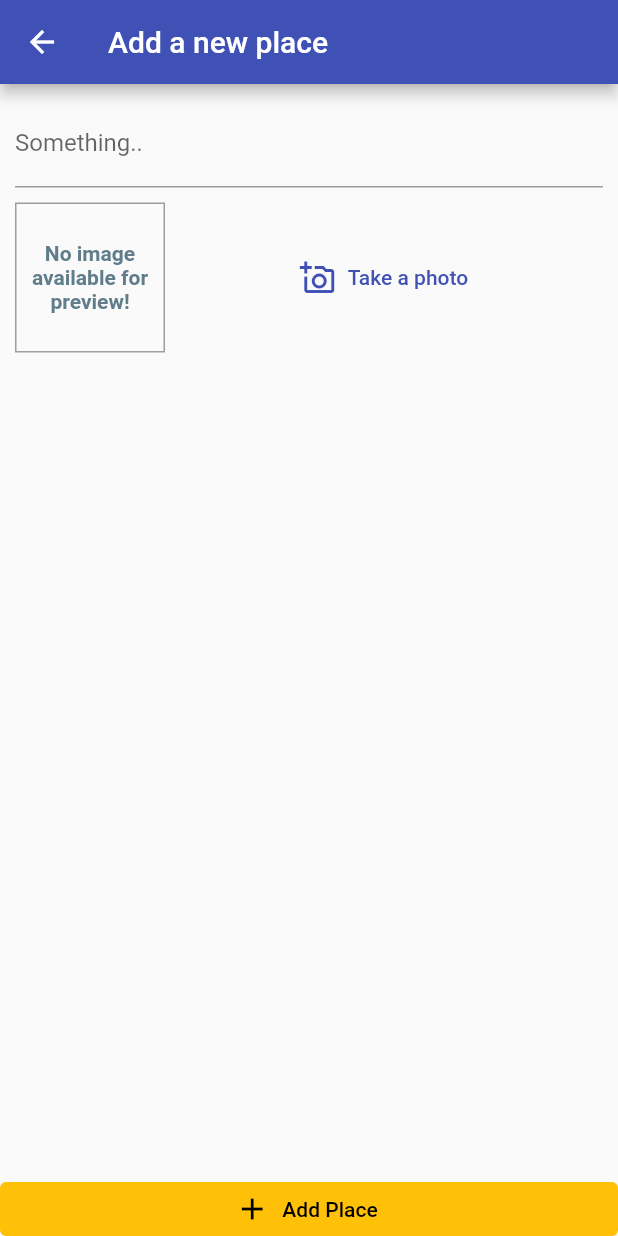
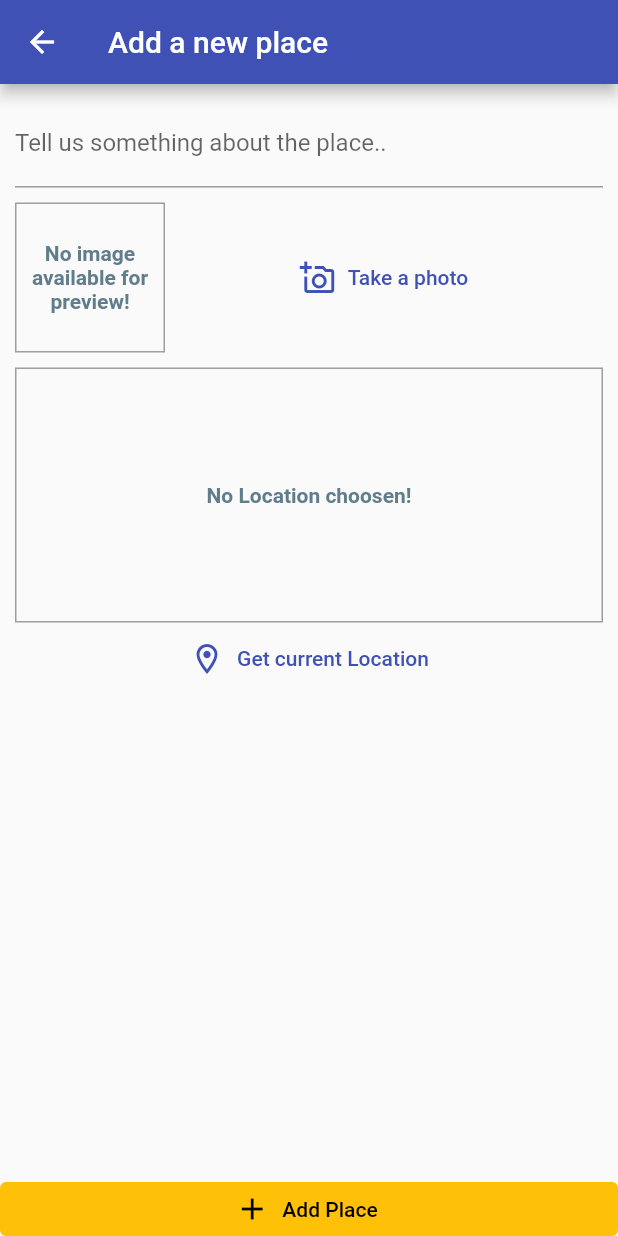
Before and after one commit to ajitrchv/trailblazer-app, a Flutter app: the screen it shows after launch, after a tap on the "add box" icon, on a phone screen of 412 x 824 dp. Run offline on Flutter 3.47's test engine with Material 2 defaults, Android fonts, the phone set to English and light mode, and no system bars; our stand-ins replace image_picker, location, sqflite; accounts and stored records are empty.

Commit message:
Made app to fetch and store lat long, also made it resolve address without using google cloud api. APIs used: MapBox, LocationIQ

```diff
--- a/lib/helpers/db_helper.dart
+++ b/lib/helpers/db_helper.dart
@@ -1,24 +1,30 @@
-import 'dart:ui';
-
-import 'package:flutter/material.dart';
 import 'package:sqflite/sqflite.dart' as sql;
 import 'package:path/path.dart' as path;
+import 'package:sqflite/sqlite_api.dart';
 
 class DBHelper {
-  static Future<void> insert(String table, Map<String, Object> data) async {
-    final dbpath = await sql.getDatabasesPath();
-    final sqldb = await sql.openDatabase(
-      path.join(dbpath, 'places.db'),
-      onCreate: (db, version) {
-        db.execute(
-            'CREATE TAABLE user_places(id TEXT PRIMARY KEY, title TEXT, image TEXT)');
-      },
-      version: 1,
+  static Future<Database> database() async {
+    final dbPath = await sql.getDatabasesPath();
+    return sql.openDatabase(path.join(dbPath, 'places.db'),
+        onCreate: (db, version) {
+      return db.execute(
+          'CREATE TABLE user_places(id TEXT PRIMARY KEY, title TEXT, image TEXT, loc_lat REAL, loc_lan REAL, address TEXT)');
+    }, version: 1);
+  }
+
+  static Future<void> insert(String table, Map<String, dynamic> data) async {
+    final db = await DBHelper.database();
+    db.insert(
+      table,
+      data,
+      conflictAlgorithm: ConflictAlgorithm.replace,
     );
-    await sqldb.insert(
-    table,
-    data,
-    conflictAlgorithm: sql.ConflictAlgorithm.replace
-    );
+    //print("Insertion Succesful!");
+    }
+
+  static Future<List<Map<String, dynamic>>> getData(String table) async {
+    final db = await DBHelper.database();
+    //print("Fetching Succesful!");
+    return db.query(table);
   }
 }
--- /dev/null
+++ b/lib/helpers/location_helper.dart
@@ -0,0 +1,19 @@
+import 'package:http/http.dart' as http;
+import 'dart:convert';
+const MAPBOX_API_KEY = 'pk.eyJ1IjoiYWppdHJjaHYiLCJhIjoiY2t2N3VveGY5MXB2MzJ0bzA1eTVrZ3c2byJ9.7gg20W4bg0_wzZdFfWUmbg';
+const MAPBOX_API_KEY_II = 'pk.eyJ1IjoiYWppdHJjaHYiLCJhIjoiY2t2N3V2Y2dmMGZ3bjJwbWdhYTU3b2J2byJ9.LzpoqpQL5p0ghDUBfldgJQ';
+const MAPQUEST_API ='VzGsbBTzA1mnjOdx7qNHBLzEF3AXkYjU';
+
+class LocationHelper {
+  static String generateLocationPreviewImage({required double? latitude,required double? longitude}) {
+    return 'https://api.mapbox.com/styles/v1/mapbox/streets-v11/static/pin-l($longitude,$latitude)/$longitude,$latitude,14.25,0,0/600x300?access_token=$MAPBOX_API_KEY_II';
+  }
+
+  static Future<String> getPlaceAddress(double? lat, double? lng)  async{
+    final urll = Uri.parse('https://us1.locationiq.com/v1/reverse.php?key=pk.c7c1c0f6b7358053b11d7e55a0be1538&lat=$lat&lon=$lng&format=json');
+    final response =  await http.get(urll);
+    print(json.decode(response.body));
+    return json.decode(response.body)['display_name'];
+
+  }
+}
--- a/lib/models/place.dart
+++ b/lib/models/place.dart
@@ -1,15 +1,21 @@
 
 import 'package:flutter/material.dart';
 import 'dart:io';
+import 'package:meta/meta.dart';
 
 class PlaceLocation{
-  final double latitude;
-  final double longiitude;
-  final String adress;
+  final double? latitude;
+  final double? longitude;
+  var address;
 
-  PlaceLocation(this.adress, {
-    required this.latitude,
-    required this.longiitude,
+  // PlaceLocation({
+  //   required this.latitude,
+  //   required this.longitude,
+  // });
+  PlaceLocation({
+    @required this.latitude,
+    @required this.longitude,
+    this.address,
   });
 }
 
--- a/lib/provider/great_places.dart
+++ b/lib/provider/great_places.dart
@@ -1,30 +1,61 @@
-import 'package:flutter/material.dart';
-import 'package:image_picker/image_picker.dart';
+import 'dart:io';
+
+import 'package:flutter/foundation.dart';
+
 import '../models/place.dart';
-import 'dart:io';
 import '../helpers/db_helper.dart';
+import '../helpers/location_helper.dart';
 
-class GreatPlaces with ChangeNotifier{
+class GreatPlaces with ChangeNotifier {
+  List<Place> _items = [];
 
-  List<Place> _items=[];
-  List<Place> get items{
-    return[..._items];
+  List<Place> get items {
+    return [..._items];
   }
 
+  Future<void> addPlace(
+    String pickedTitle,
+    File pickedImage,
+    PlaceLocation pickedLocation,
+  ) async{
+    final addresshere = await LocationHelper.getPlaceAddress(pickedLocation.latitude, pickedLocation.longitude);
+    final updatedLocation = PlaceLocation(
+      latitude:pickedLocation.latitude,
+      longitude: pickedLocation.longitude,
+      address: addresshere);
 
-  void addplace(String pickedTitle, File image, ){
-    final newPlace = Place(id: DateTime.now().toIso8601String(),
-    image: image,
+    final newPlace = Place(
+      id: DateTime.now().toString(),
+      image: pickedImage,
       title: pickedTitle,
-    location: null,
+      location: updatedLocation,
     );
     _items.add(newPlace);
     notifyListeners();
-  DBHelper.insert('places', {
+    DBHelper.insert('user_places', {
       'id': newPlace.id,
       'title': newPlace.title,
       'image': newPlace.image.path,
+      'loc_lat': newPlace.location!.latitude,
+      'loc_lan': newPlace.location!.longitude,
+      'address': newPlace.location!.address,
 
     });
   }
+
+  Future<void> fetchAndSetPlaces() async {
+    final dataList = await DBHelper.getData('user_places');
+    _items = dataList
+        .map(
+          (item) => Place(
+                id: item['id'],
+                title: item['title'],
+                image: File(item['image']),
+                location: PlaceLocation(latitude: item['loc_lat'],
+                longitude: item['loc_lan'],address: item['address'],),
+              ),
+        )
+        .toList();
+    notifyListeners();
   }
+}
--- a/lib/screens/add_place_screen.dart
+++ b/lib/screens/add_place_screen.dart
@@ -1,8 +1,10 @@
 import 'package:flutter/material.dart';
+import '../models/place.dart';
 import '../widgets/image_inputs.dart';
 import 'dart:io';
 import 'package:provider/provider.dart';
 import '../provider/great_places.dart';
+import '../widgets/location_input.dart';
 
 class AddPlace extends StatefulWidget {
   static const routeName = '/AddPlace';
@@ -15,19 +17,25 @@ class AddPlace extends StatefulWidget {
 class _AddPlaceState extends State<AddPlace> {
   final _titleController = TextEditingController();
   late File _pickedImage;
+  late PlaceLocation _pickedLocation;
 
   void _selectImage(File pickedImage){
     _pickedImage = pickedImage;
   }
 
+  void _selectPlace(double lat, double lng){
+      _pickedLocation = PlaceLocation(latitude: lat, longitude: lng,);
+  }
+
   void _savePlace() {
-    if(_titleController.text.isEmpty || _pickedImage == null)
+    if(_titleController.text.isEmpty || _pickedImage == null || _pickedLocation == null)
     {
       return;
     }
-    Provider.of<GreatPlaces>(context, listen: false).addplace(
+    Provider.of<GreatPlaces>(context, listen: false).addPlace(
       _titleController.text,
-      _pickedImage
+      _pickedImage,
+      _pickedLocation,
       );
       Navigator.of(context).pop();
   }
@@ -52,11 +60,14 @@ class _AddPlaceState extends State<AddPlace> {
                   child: Column(
                     children: [
                       TextField(
-                        decoration: InputDecoration(label: Text('Something..')),
+                        decoration: const InputDecoration(label: Text('Tell us something about the place..')),
                         controller: _titleController,
                       ),
                       const SizedBox(height: 10,),
                        ImageInput(_selectImage),
+                      const SizedBox(height:10),
+                      LocationInput(_selectPlace),
+                      //LocationInput(),
                       ],
                   ),
                 ),
--- a/lib/screens/places_list_screen.dart
+++ b/lib/screens/places_list_screen.dart
@@ -10,7 +10,7 @@ class PlacesListScreen extends StatelessWidget {
   Widget build(BuildContext context) {
     return Scaffold(
         appBar: AppBar(
-          title: Text("Your Places"),
+          title: const Text("Your Places"),
           actions: [
             IconButton(
               onPressed: () {
@@ -20,7 +20,11 @@ class PlacesListScreen extends StatelessWidget {
             ),
           ],
         ),
-        body: Consumer<GreatPlaces>(
+        body: FutureBuilder(
+          future: Provider.of<GreatPlaces>(context, listen: false).fetchAndSetPlaces(),
+          builder: (ctx, snapshot) =>
+          snapshot.connectionState == ConnectionState.waiting ? const Center(child: CircularProgressIndicator()) :
+          Consumer<GreatPlaces>(
             child: const Center(child: Text('Got No Places Yet!', style: TextStyle(fontWeight: FontWeight.bold, fontSize: 20, color: Colors.indigo),)),
             builder: (ctx, greatPlaces, ch) => (greatPlaces.items.isEmpty
                 ? ch!
@@ -31,9 +35,11 @@ class PlacesListScreen extends StatelessWidget {
                         backgroundImage: FileImage(greatPlaces.items[i].image),
                       ),
                       title: Text(greatPlaces.items[i].title),
+                      subtitle: Text(greatPlaces.items[i].location!.address),
                       onTap: () {},
                     ),
                   )),
+          ),
         ));
   }
 }
--- /dev/null
+++ b/lib/widgets/location_input.dart
@@ -0,0 +1,99 @@
+import 'package:location/location.dart';
+import 'package:flutter/material.dart';
+import '../helpers/location_helper.dart';
+
+class LocationInput extends StatefulWidget {
+  final Function locsel;
+  //const LocationInput({Key? key}) : super(key: key);
+  LocationInput(this.locsel);
+  @override
+  _LocationInputState createState() => _LocationInputState();
+}
+
+class _LocationInputState extends State<LocationInput> {
+
+
+  String _previewImageUrl = '';
+
+    Future<void> _getCurrentLocation() async {
+        Location location = new Location();
+
+        bool _serviceEnabled;
+        PermissionStatus _permissionGranted;
+        LocationData _locData;
+
+        _serviceEnabled = await location.serviceEnabled();
+        if (!_serviceEnabled) {
+          _serviceEnabled = await location.requestService();
+          if (!_serviceEnabled) {
+            return;
+          }
+        } //checks whether location service is enabled ondevice,
+        //if not it requests the user to enable it and returns if not enabled
+
+        _permissionGranted = await location.hasPermission();
+        if (_permissionGranted == PermissionStatus.denied) {
+          _permissionGranted = await location.requestPermission();
+          if (_permissionGranted != PermissionStatus.granted) {
+            return;
+          }
+        }//checks whether app has permision to acess location,if not it requests permission
+        //if permission is denied, it returns
+
+        _locData = await location.getLocation();
+        // print(_locData.latitude);
+        // print(_locData.longitude);
+        final previewUrl = LocationHelper.generateLocationPreviewImage(
+          latitude: _locData.latitude,
+          longitude: _locData.longitude
+          );
+          setState(() {
+            _previewImageUrl = previewUrl;
+          });
+          widget.locsel(_locData.latitude, _locData.longitude);
+      }
+
+  @override
+  Widget build(BuildContext context) {
+    return Column(
+      children: [
+        Container(
+          decoration: BoxDecoration(
+            border: Border.all(width: 1, color: Colors.grey),
+          ),
+          height: 170,
+          width: double.infinity,
+          child: _previewImageUrl == ''
+              ? const Center(
+                child: Text(
+                    'No Location choosen!',
+                    textAlign: TextAlign.center,
+                    style: TextStyle(
+                        color: Colors.blueGrey, fontWeight: FontWeight.bold),
+                  ),
+              )
+              : Image.network(
+                  _previewImageUrl,
+                  fit: BoxFit.cover,
+                  width: double.infinity,
+                ),
+        ),
+        Center(
+          child: Row(
+            mainAxisAlignment: MainAxisAlignment.center,
+            children: [
+              TextButton.icon(
+                onPressed: _getCurrentLocation,
+                icon: const Icon(Icons.location_on_outlined),
+                label: const Text(
+                  'Get current Location',
+                  style: TextStyle(color: Colors.indigo),
+                ),
+              ),
+            ],
+          ),
+        )
+      ],
+    );
+  }
+}
--- a/pubspec.yaml
+++ b/pubspec.yaml
@@ -31,6 +31,7 @@ dependencies:
     sdk: flutter
   image_picker: ^0.8.4+3
   sqflite: ^2.0.0+4
+  http: ^0.13.4
 
 
   # The following adds the Cupertino Icons font to your application.
@@ -40,6 +41,7 @@ dependencies:
   provider: ^6.0.1
   path_provider: ^2.0.5
   path: ^1.8.0
+  location: ^4.3.0
 
 
 dev_dependencies:
```
Also changed, not shown: lib/screens/map_screen.dart (added, +18 -0 lines), pubspec.lock, 2 other files. Lines whose indentation alone changed are shown as unchanged.
